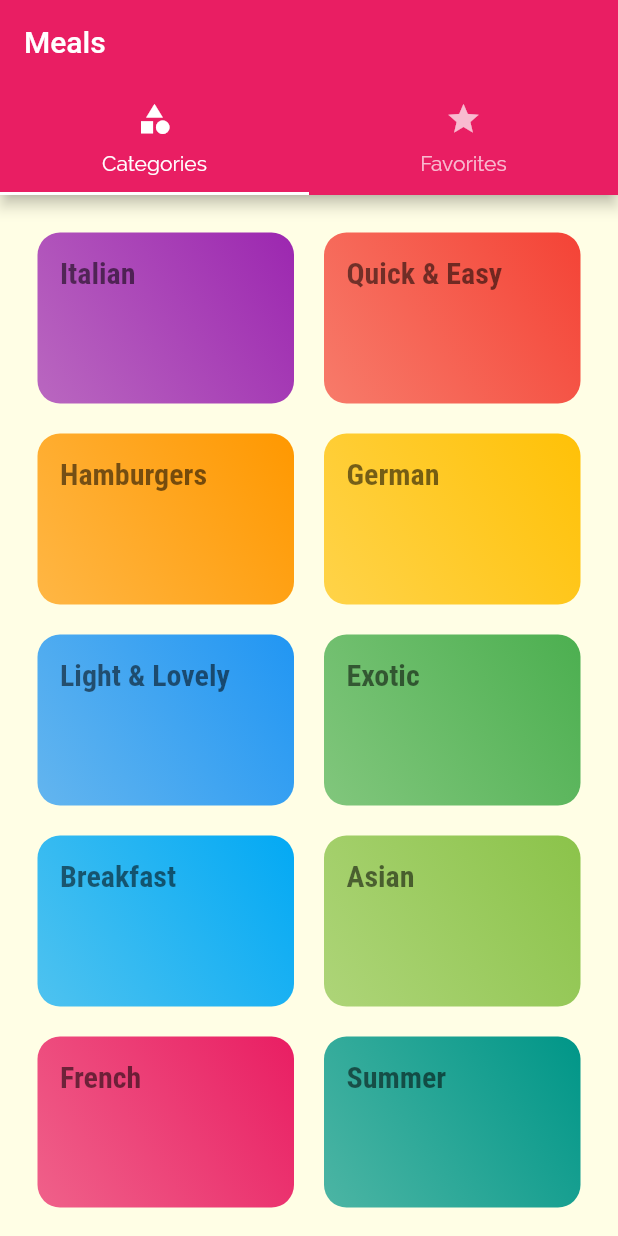
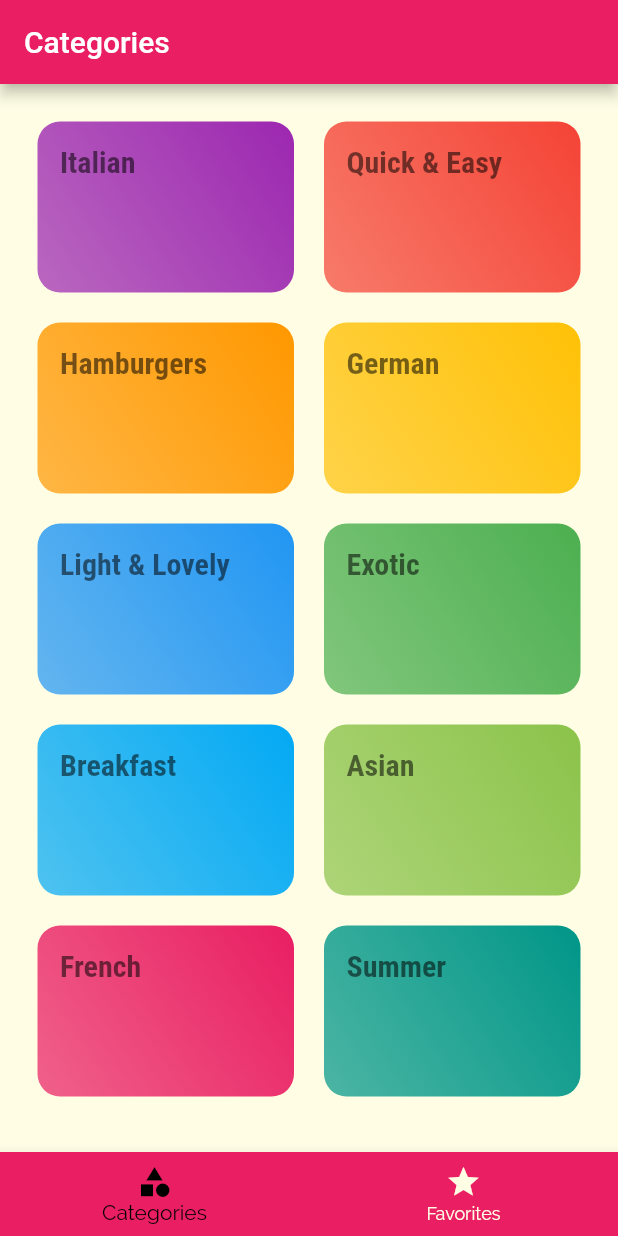
Before and after one commit to khakestari/meals_app, a Flutter app: the screen it shows after launch, on a phone screen of 412 x 824 dp. Run offline on Flutter 3.47's test engine with Material 2 defaults, Android fonts, the phone set to English and light mode, and no system bars.

```diff
--- a/lib/screens/tabs_screen.dart
+++ b/lib/screens/tabs_screen.dart
@@ -1,4 +1,5 @@
 import 'package:flutter/material.dart';
+
 import './favorites_screen.dart';
 import './categories_screen.dart';
 
@@ -10,28 +11,56 @@ class TebsScreen extends StatefulWidget {
 }
 
 class _TebsScreenState extends State<TebsScreen> {
+final List<Map<String, dynamic>> _pages = [
+    {'title': 'Categories', 'page': CategoriesScreen()},
+    {'title': 'Your Favorites', 'page': FavoritesScreen()}
+  ];
+  int selectedPageIndex = 0;
+  void _selectPage(int index) {
+    setState(() {
+      selectedPageIndex = index;
+    });
+  }
+
   @override
   Widget build(BuildContext context) {
-    return DefaultTabController(
-      initialIndex: 0,
-      length: 2,
-      child: Scaffold(
+    return Scaffold(
         appBar: AppBar(
-          title: const Text(
-            'Meals',
-          ),
-          bottom: const TabBar(tabs: <Widget>[
-            Tab(icon: Icon(Icons.category), text: 'Categories'),
-            Tab(
-              icon: Icon(Icons.star),
-              text: 'Favorites',
-            )
-          ]),
-        ),
-        body: TabBarView(
-          children: [CategoriesScreen(), FavoritesScreen()],
+        title: Text(
+          _pages[selectedPageIndex]['title'],
         ),
       ),
+      body: _pages[selectedPageIndex]['page'],
+      bottomNavigationBar: BottomNavigationBar(
+          onTap: _selectPage,
+          backgroundColor: Theme.of(context).primaryColor,
+          unselectedItemColor: Theme.of(context).canvasColor,
+          selectedItemColor: Colors.black,
+          currentIndex: selectedPageIndex,
+          // type: BottomNavigationBarType.shifting,
+          items: [
+            BottomNavigationBarItem(
+                backgroundColor: Theme.of(context).primaryColor,
+                icon: Icon(
+                  Icons.category,
+                ),
+                label: 'Categories'),
+            BottomNavigationBarItem(
+                backgroundColor: Theme.of(context).primaryColor,
+                icon: Icon(Icons.star),
+                label: 'Favorites'),
+          ]),
     );
   }
 }
+// bottom: const TabBar(tabs: <Widget>[
+//           Tab(icon: Icon(Icons.category), text: 'Categories'),
+//           Tab(
+//             icon: Icon(Icons.star),
+//             text: 'Favorites',
+//           )
+//         ]),
+//       ),
+//       body: TabBarView(
+//         children: [CategoriesScreen(), FavoritesScreen()],
+//       ),
```
